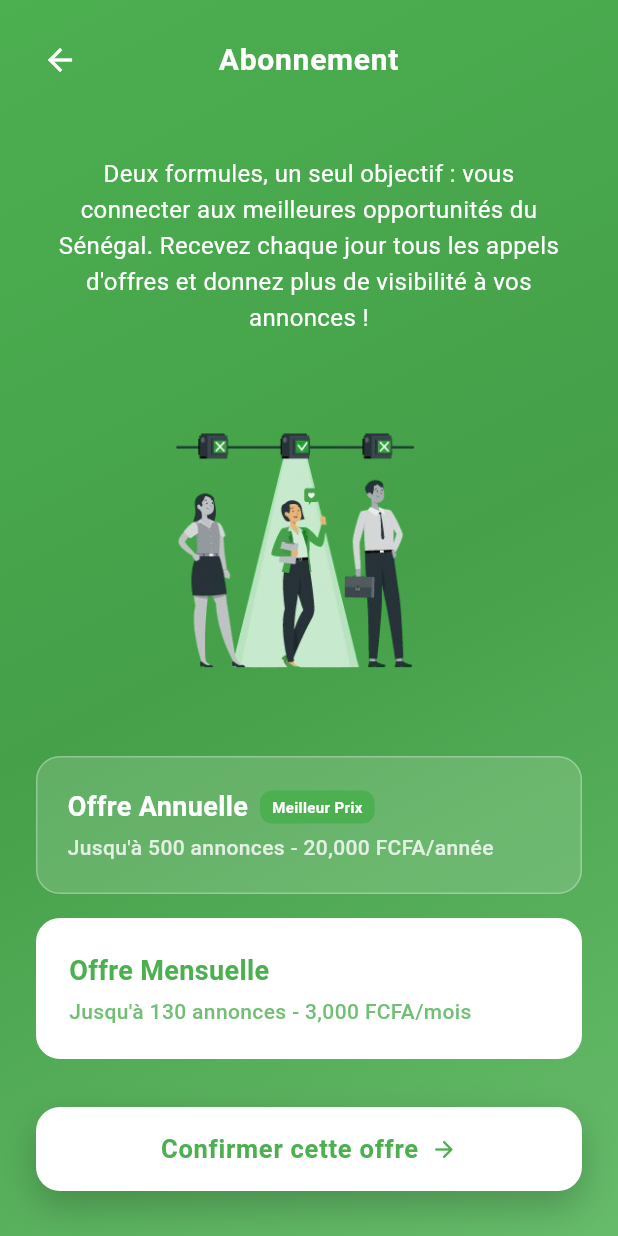
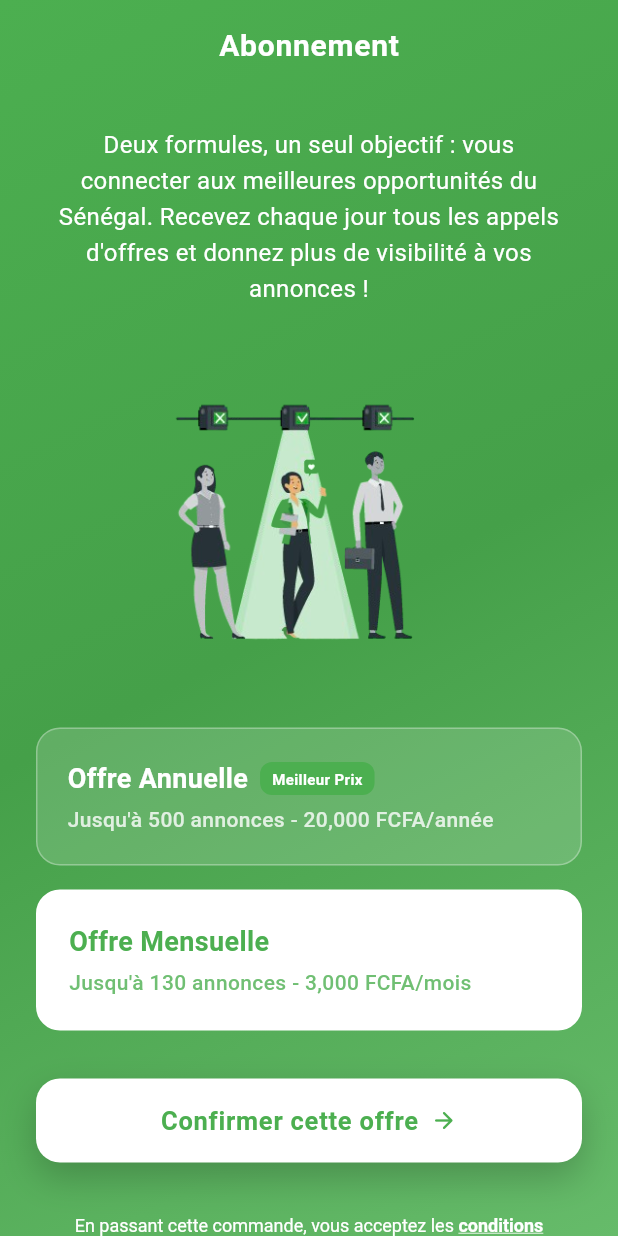
Before and after one commit to Babacargueye3101/sen_offre_mobile, a Flutter app: the TarifsScreen screen opened directly, on a phone screen of 412 x 824 dp. Run offline on Flutter 3.47's test engine with Material 3 defaults, Android fonts, the light colour scheme and no system bars; our stand-ins replace file_picker, shared_preferences, timeago; accounts and stored records are empty.

Commit message:
remove back

```diff
--- a/lib/screens/tarifs_screen.dart
+++ b/lib/screens/tarifs_screen.dart
@@ -1,6 +1,5 @@
 import 'package:flutter/material.dart';
 import 'payment_screen.dart';
-import 'home_screen.dart';
 
 class TarifsScreen extends StatefulWidget {
   const TarifsScreen({super.key});
@@ -67,26 +66,12 @@ class _TarifsScreenState extends State<TarifsScreen>
         child: SafeArea(
           child: Column(
             children: [
-              // Header avec bouton retour
-              Padding(
-                padding: const EdgeInsets.all(16.0),
-                child: Row(
-                  children: [
-                    IconButton(
-                      onPressed: () => Navigator.pushReplacement(
-                        context,
-                        MaterialPageRoute(builder: (context) => const HomeScreen()),
-                      ),
-                      icon: const Icon(
-                        Icons.arrow_back,
-                        color: Colors.white,
-                        size: 24,
-                      ),
-                    ),
-                    const Expanded(
+              // Header
+              const Padding(
+                padding: EdgeInsets.all(16.0),
+                child: Center(
                   child: Text(
                     'Abonnement',
-                        textAlign: TextAlign.center,
                     style: TextStyle(
                       color: Colors.white,
                       fontSize: 20,
@@ -94,11 +79,6 @@ class _TarifsScreenState extends State<TarifsScreen>
                       letterSpacing: 0.5,
                     ),
                   ),
-                    ),
-                    const SizedBox(
-                      width: 48,
-                    ), // Pour équilibrer le bouton retour
-                  ],
                 ),
               ),
               // Content
```
Lines whose indentation alone changed are shown as unchanged.
